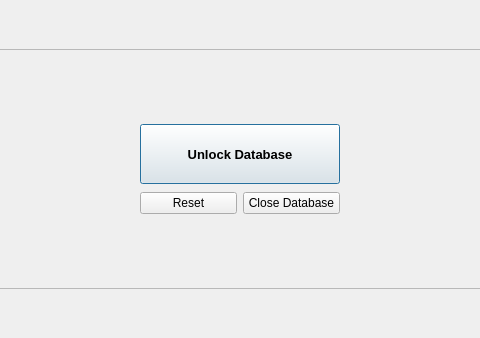
Old version of the form src/gui/DatabaseOpenWidget.ui in the repository keepassxreboot/keepassxc; both pictures show x 133 to 613 and y 110 to 448 of the 745 by 544 pixel window.
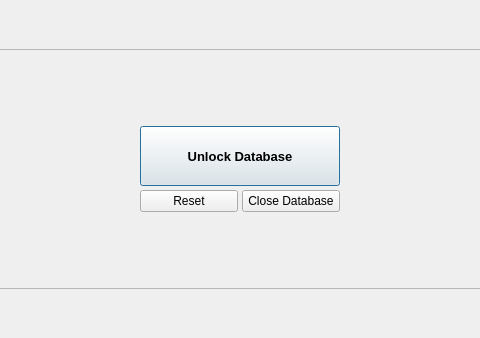
New version of the form. The open tabs and pages were chosen to show the change. Custom widgets are drawn as their Qt base class.

```diff
--- a/src/gui/DatabaseOpenWidget.ui
+++ b/src/gui/DatabaseOpenWidget.ui
@@ -612,7 +612,7 @@
                 <property name="sizeHint" stdset="0">
                  <size>
                   <width>20</width>
-                  <height>8</height>
+                  <height>4</height>
                  </size>
                 </property>
                </spacer>
@@ -624,6 +624,12 @@
                 </property>
                 <item>
                  <widget class="QPushButton" name="resetQuickUnlockButton">
+                  <property name="minimumSize">
+                   <size>
+                    <width>0</width>
+                    <height>20</height>
+                   </size>
+                  </property>
                   <property name="text">
                    <string>Reset</string>
                   </property>
@@ -639,7 +645,7 @@
                   </property>
                   <property name="sizeHint" stdset="0">
                    <size>
-                    <width>6</width>
+                    <width>4</width>
                     <height>20</height>
                    </size>
                   </property>
@@ -647,6 +653,12 @@
                 </item>
                 <item>
                  <widget class="QPushButton" name="closeQuickUnlockButton">
+                  <property name="minimumSize">
+                   <size>
+                    <width>0</width>
+                    <height>20</height>
+                   </size>
+                  </property>
                   <property name="text">
                    <string>Close Database</string>
                   </property>
```
Left out of the diff: 7 changed lines with no effect on the pictures.
